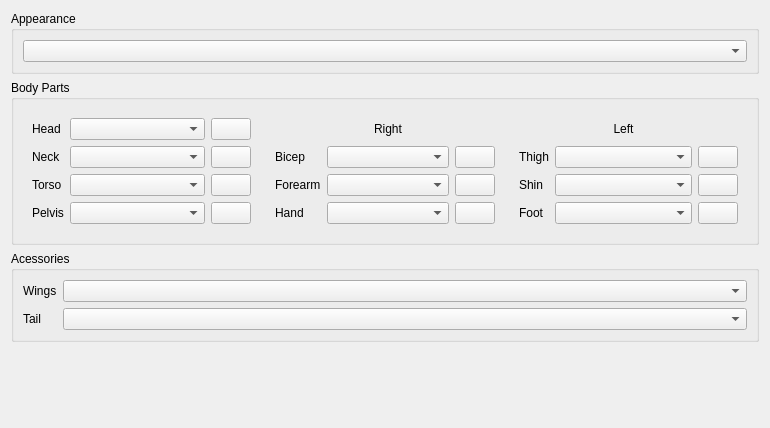
jd28/arclight-tools, file src/widgets/CreatureView/creatureappearanceview.ui: the form before one commit.
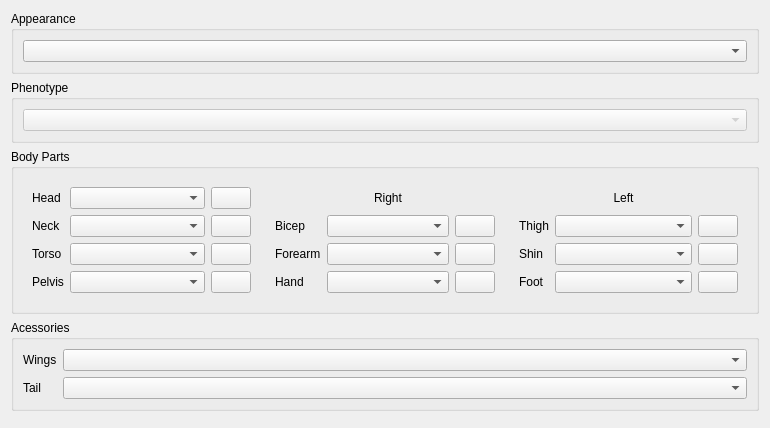
The form after the commit.

Commit message:
[creature] add: loading phenotypes
fix: appearance loading to use kernel instead of twodas
fix: don't set creature until everything is loaded to avoid mistaken signals

Diff of the .ui file:
```diff
--- a/src/widgets/CreatureView/creatureappearanceview.ui
+++ b/src/widgets/CreatureView/creatureappearanceview.ui
@@ -26,6 +26,22 @@
      </layout>
     </widget>
    </item>
+   <item>
+    <widget class="QGroupBox" name="phenoGroupBox">
+     <property name="title">
+      <string>Phenotype</string>
+     </property>
+     <layout class="QHBoxLayout" name="horizontalLayout_3">
+      <item>
+       <widget class="QComboBox" name="phenotype">
+        <property name="enabled">
+         <bool>false</bool>
+        </property>
+       </widget>
+      </item>
+     </layout>
+    </widget>
+   </item>
    <item>
     <widget class="QGroupBox" name="groupBox_2">
      <property name="title">
```
The commit also changes 2 other files.
